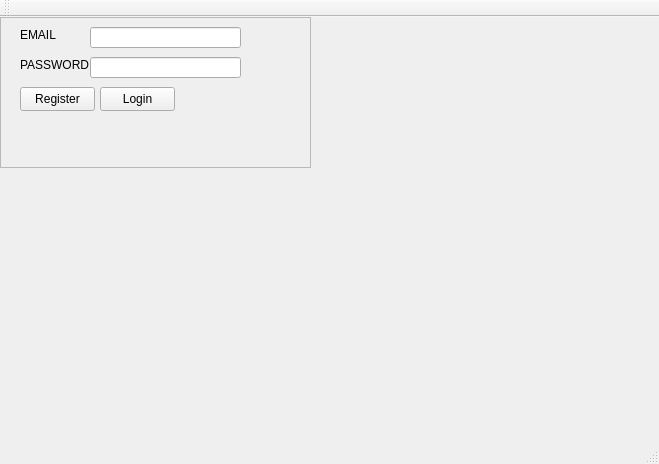
Above: Triviador/TriviadorGUI/MainWindow.ui from stefandananau/Triviador before the change. Below: the same form after it.
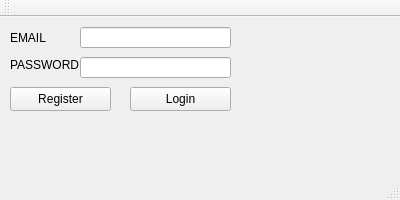
That is the form after the change.

Commit message: New window on succesful login

Diff of the .ui file:
```diff
--- a/Triviador/TriviadorGUI/MainWindow.ui
+++ b/Triviador/TriviadorGUI/MainWindow.ui
@@ -6,43 +6,18 @@
    <rect>
     <x>0</x>
     <y>0</y>
-    <width>659</width>
-    <height>464</height>
+    <width>400</width>
+    <height>200</height>
    </rect>
   </property>
   <property name="windowTitle">
    <string>MainWindow</string>
   </property>
   <widget class="QWidget" name="centralWidget">
-   <widget class="QFrame" name="frame">
-    <property name="geometry">
-     <rect>
-      <x>0</x>
-      <y>0</y>
-      <width>311</width>
-      <height>151</height>
-     </rect>
-    </property>
-    <property name="frameShape">
-     <enum>QFrame::StyledPanel</enum>
-    </property>
-    <property name="frameShadow">
-     <enum>QFrame::Raised</enum>
-    </property>
-    <widget class="QLineEdit" name="lineEdit">
-     <property name="geometry">
-      <rect>
-       <x>90</x>
-       <y>10</y>
-       <width>151</width>
-       <height>21</height>
-      </rect>
-     </property>
-    </widget>
     <widget class="QLineEdit" name="lineEdit_2">
      <property name="geometry">
       <rect>
-       <x>90</x>
+      <x>80</x>
        <y>40</y>
        <width>151</width>
        <height>21</height>
@@ -52,25 +27,35 @@
       <enum>QLineEdit::Password</enum>
      </property>
     </widget>
-    <widget class="QPushButton" name="pushButton_2">
+   <widget class="QLineEdit" name="lineEdit">
      <property name="geometry">
       <rect>
-       <x>100</x>
-       <y>70</y>
-       <width>75</width>
-       <height>24</height>
+      <x>80</x>
+      <y>10</y>
+      <width>151</width>
+      <height>21</height>
+     </rect>
+    </property>
+   </widget>
+   <widget class="QLabel" name="label_3">
+    <property name="geometry">
+     <rect>
+      <x>10</x>
+      <y>40</y>
+      <width>71</width>
+      <height>16</height>
       </rect>
      </property>
      <property name="text">
-      <string>Login</string>
+     <string>PASSWORD</string>
      </property>
     </widget>
     <widget class="QPushButton" name="pushButton">
      <property name="geometry">
       <rect>
-       <x>20</x>
+      <x>10</x>
        <y>70</y>
-       <width>75</width>
+      <width>101</width>
        <height>24</height>
       </rect>
      </property>
@@ -78,12 +63,38 @@
       <string>Register</string>
      </property>
     </widget>
+   <widget class="QPushButton" name="pushButton_2">
+    <property name="geometry">
+     <rect>
+      <x>130</x>
+      <y>70</y>
+      <width>101</width>
+      <height>24</height>
+     </rect>
+    </property>
+    <property name="text">
+     <string>Login</string>
+    </property>
+   </widget>
+   <widget class="QLabel" name="label_2">
+    <property name="geometry">
+     <rect>
+      <x>10</x>
+      <y>10</y>
+      <width>61</width>
+      <height>21</height>
+     </rect>
+    </property>
+    <property name="text">
+     <string>EMAIL</string>
+    </property>
+   </widget>
     <widget class="QLabel" name="label">
      <property name="geometry">
       <rect>
-       <x>20</x>
+      <x>10</x>
        <y>100</y>
-       <width>251</width>
+      <width>221</width>
        <height>16</height>
       </rect>
      </property>
@@ -91,33 +102,6 @@
       <string/>
      </property>
     </widget>
-    <widget class="QLabel" name="label_2">
-     <property name="geometry">
-      <rect>
-       <x>20</x>
-       <y>10</y>
-       <width>41</width>
-       <height>16</height>
-      </rect>
-     </property>
-     <property name="text">
-      <string>EMAIL</string>
-     </property>
-    </widget>
-    <widget class="QLabel" name="label_3">
-     <property name="geometry">
-      <rect>
-       <x>20</x>
-       <y>40</y>
-       <width>71</width>
-       <height>16</height>
-      </rect>
-     </property>
-     <property name="text">
-      <string>PASSWORD</string>
-     </property>
-    </widget>
-   </widget>
   </widget>
   <widget class="QMenuBar" name="menuBar">
    <property name="geometry">
```
Left out of the diff: 4 changed lines with no effect on the pictures. Lines whose indentation alone changed are shown as unchanged. The commit also changes 8 other files.
